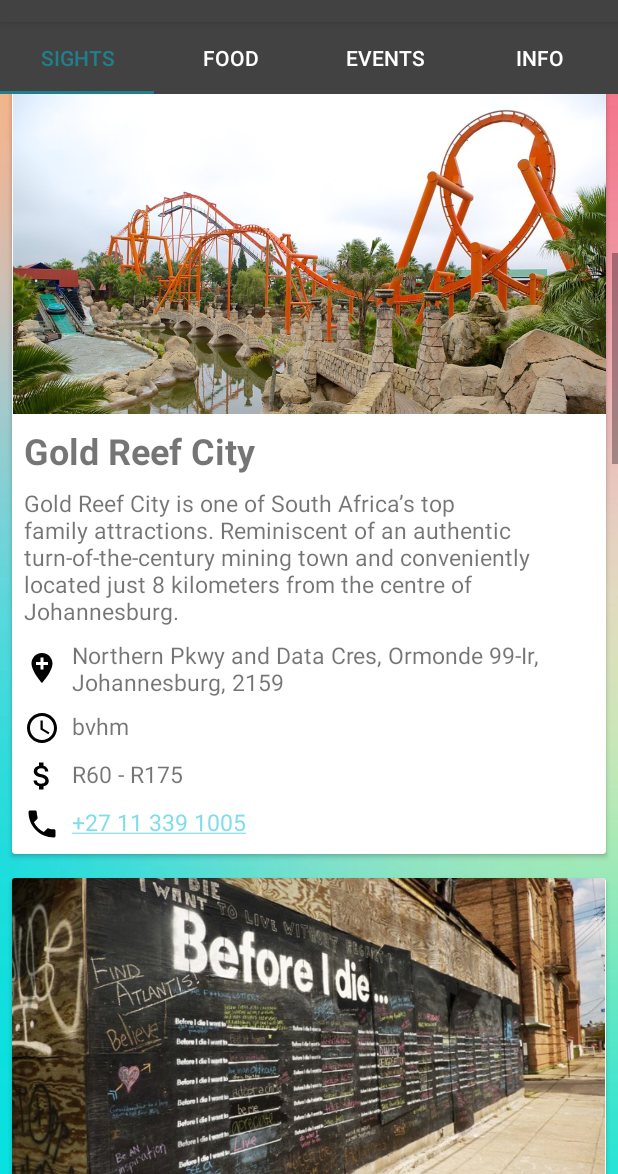
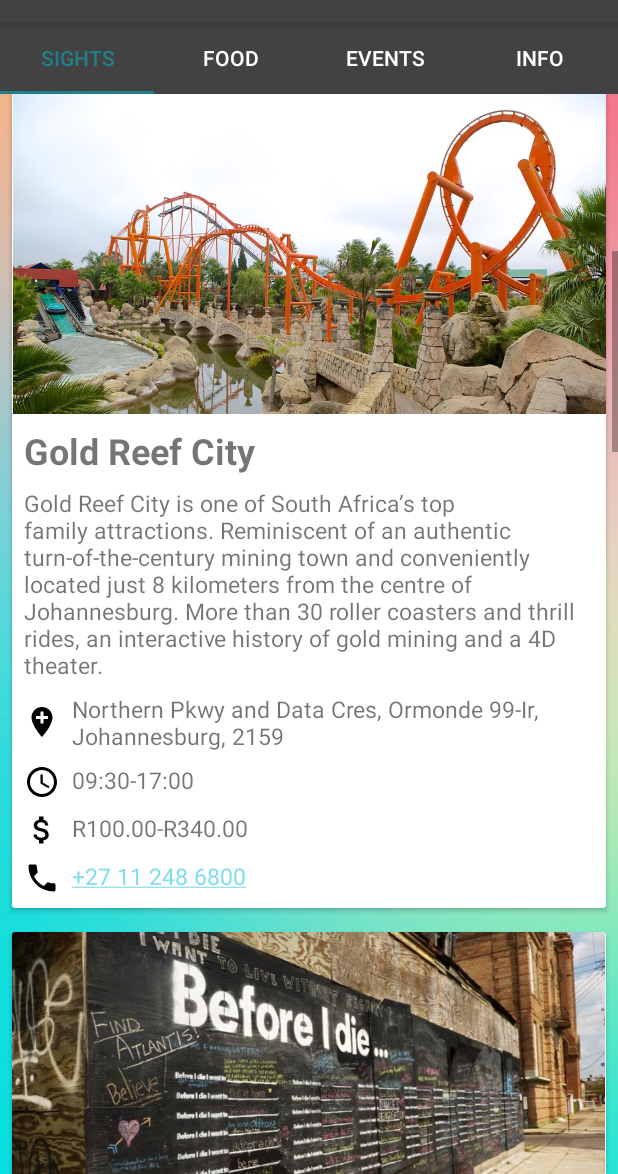
Before and after one commit to Cordlesswire/SouthernUtopiav2, an Android app: the screen it shows after launch (MainActivity), scrolled down 504 dp, on a phone screen of 412 x 824 dp, the part 62-1236 px from its top. Run offline under Robolectric (Android 15) with nearby library versions, the phone set to English and light mode, and no system bars.

Commit message:
Initial Commit

```diff
--- a/app/src/main/res/values/strings.xml
+++ b/app/src/main/res/values/strings.xml
@@ -176,33 +176,29 @@
 
                  <!-- Sight Location 2 -->
     <string name="sight_goldreefcity_name">Gold Reef City</string>
-    <string name="sight_goldreefcity_description">Gold Reef City is one of South Africa’s top family attractions. Reminiscent of an authentic turn-of-the-century mining town and conveniently located just 8 kilometers from the centre of Johannesburg.</string>
+    <string name="sight_goldreefcity_description">Gold Reef City is one of South Africa’s top family attractions. Reminiscent of an authentic turn-of-the-century mining town and conveniently located just 8 kilometers from the centre of Johannesburg. More than 30 roller coasters and thrill rides, an interactive history of gold mining and a 4D theater.</string>
     <string name="sight_goldreefcity_address">Northern Pkwy and Data Cres, Ormonde 99-Ir, Johannesburg, 2159</string>
-    <string name="sight_goldreefcity_phone">+27 11 339 1005</string>
-    <string name="sight_goldreefcity_schedule"> bvhm</string>
-    <string name="sight_goldreefcity_price">R60 - R175</string>
+    <string name="sight_goldreefcity_phone">+27 11 248 6800</string>
+    <string name="sight_goldreefcity_schedule"> 09:30-17:00</string>
+    <string name="sight_goldreefcity_price">R100.00-R340.00</string>
 
 
 
                      <!-- Sight Location 3 -->
     <string name="sight_maboneng_name">Maboneng</string>
-    <string name="sight_maboneng_description">Shinto shrine founded by Emperor Meiji. Commemorates
-        those who died in service of the Empire of Japan, which existed from the Meiji
-        Restoration of 1869 until the nation was renamed during the Allied occupation in 1947.</string>
-    <string name="sight_maboneng_address">3-1-1 Kudankita, Chiyoda, Tokyo 102-8246</string>
-    <string name="sight_maboneng_phone">+27 11 339 1005</string>
+    <string name="sight_maboneng_description">The heart and essence of the city of Joburg. With its beginnings in art, Maboneng has evolved into a collaborative hub of culture, business and lifestyle that entices curiosity, encourages exploration and promotes a sense of urban togetherness.</string>
+    <string name="sight_maboneng_address">286 Fox St and Kruger St, Jeppestown, Johannesburg, 2094</string>
+    <string name="sight_maboneng_phone">+27 86 133 3444</string>
     <string name="sight_maboneng_schedule">Always open</string>
     <string name="sight_maboneng_price">Free</string>
 
 
                  <!-- Sight Location 4 -->
     <string name="sight_mandelabridge_name">Nelson Mandela Bridge</string>
-    <string name="sight_mandelabridge_description">Edo period clan garden, one of Tokyo\'s oldest
-        gardens. It was named Korakuen after a poem encouraging a ruler to enjoy pleasure only
-        after achieving happiness for his people.</string>
-    <string name="sight_mandelabridge_address">1-6-6 Koraku, Bunkyo, Tokyo 112-0004</string>
+    <string name="sight_mandelabridge_description">The Nelson Mandela Bridge is a bridge in Johannesburg, South Africa. It was completed in 2003, and cost R102-120 million to build. Named Nelson Mandela bridge in recognition of the role Nelson Mandela was having in uniting South African society, and the symbolism of linkage and unity provided by the bridge.</string>
+    <string name="sight_mandelabridge_address">Smit St, Johannesburg, 2000</string>
     <string name="sight_mandelabridge_phone">+27 11 339 1005</string>
-    <string name="sight_mandelabridge_schedule">9:00-17:00</string>
+    <string name="sight_mandelabridge_schedule">Always Open</string>
     <string name="sight_mandelabridge_price">Free</string>
 
 
```
